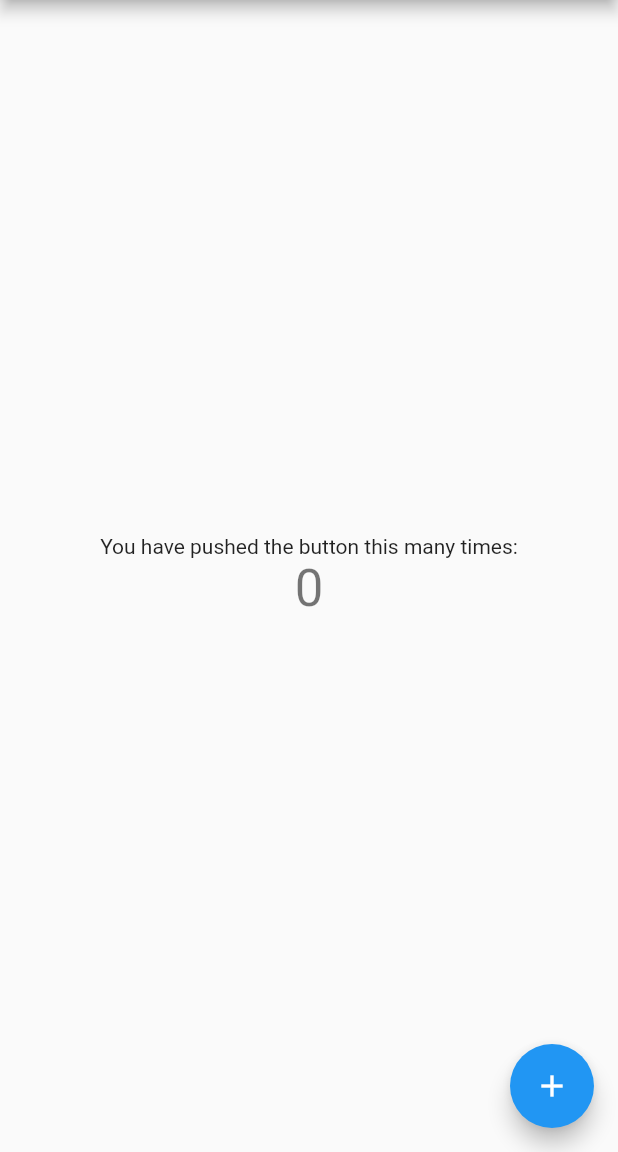
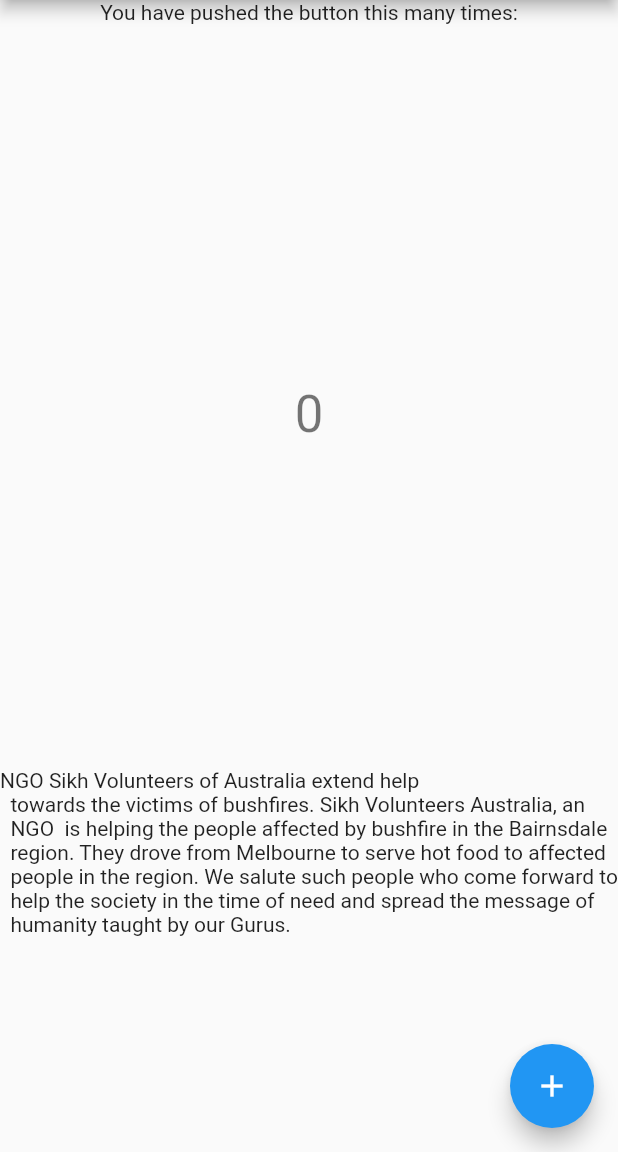
Before and after one commit to cingh-jasdeep/final_exam_eu_fall_21, a Flutter app: the screen it shows after launch, on a phone screen of 412 x 824 dp, the part 84-1236 px from its top. Run offline on Flutter 3.47's test engine with Material 2 defaults, Android fonts, the phone set to English and light mode, and no system bars.

Commit message:
day 1 brainstorm

```diff
--- a/lib/main.dart
+++ b/lib/main.dart
@@ -61,6 +61,13 @@ class _MyHomePageState extends State<MyHomePage> {
     });
   }
 
+  String bigText = '''NGO Sikh Volunteers of Australia extend help
+  towards the victims of bushfires. Sikh Volunteers Australia, an
+  NGO  is helping the people affected by bushfire in the Bairnsdale
+  region. They drove from Melbourne to serve hot food to affected
+  people in the region. We salute such people who come forward to
+  help the society in the time of need and spread the message of
+  humanity taught by our Gurus.''';
   @override
   Widget build(BuildContext context) {
     // This method is rerun every time setState is called, for instance as done
@@ -93,14 +100,22 @@ class _MyHomePageState extends State<MyHomePage> {
           // center the children vertically; the main axis here is the vertical
           // axis because Columns are vertical (the cross axis would be
           // horizontal).
-          mainAxisAlignment: MainAxisAlignment.center,
           children: <Widget>[
-            const Text(
-              'You have pushed the button this many times:',
+            Expanded(
+              child: const Text(
+                'You have pushed the button this many times:',
+              ),
             ),
-            Text(
-              '$_counter',
-              style: Theme.of(context).textTheme.headline4,
+            Expanded(
+              child: Text(
+                '$_counter',
+                style: Theme.of(context).textTheme.headline4,
+              ),
+            ),
+            Expanded(
+              child: SingleChildScrollView(
+                child: Text(bigText),
+              ),
             ),
           ],
         ),
```
Also changed, not shown: images/app_icon.png (added), 2 other files.
